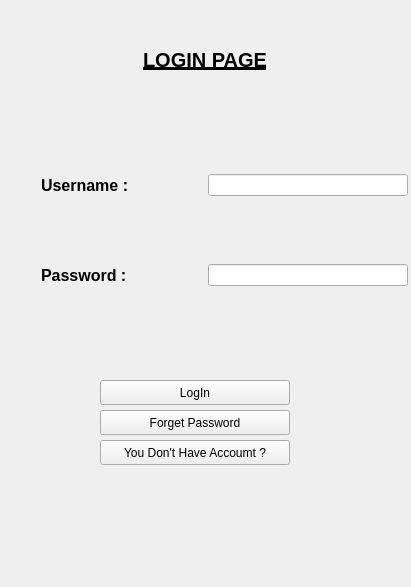
Old version of the form AppCovoiturage/login.ui in the repository MossabMilha/App-Covoiturage.
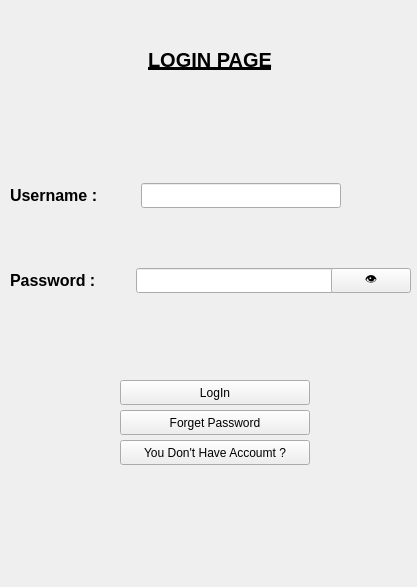
New version of the form.

What changed in the file:
```diff
--- a/AppCovoiturage/login.ui
+++ b/AppCovoiturage/login.ui
@@ -6,7 +6,7 @@
    <rect>
     <x>0</x>
     <y>0</y>
-    <width>411</width>
+    <width>417</width>
     <height>587</height>
    </rect>
   </property>
@@ -16,7 +16,7 @@
   <widget class="QPushButton" name="LoginButton">
    <property name="geometry">
     <rect>
-     <x>100</x>
+     <x>120</x>
      <y>380</y>
      <width>190</width>
      <height>25</height>
@@ -41,7 +41,7 @@
   <widget class="QPushButton" name="ForgetPasswordButton">
    <property name="geometry">
     <rect>
-     <x>100</x>
+     <x>120</x>
      <y>410</y>
      <width>190</width>
      <height>25</height>
@@ -66,9 +66,9 @@
   <widget class="QWidget" name="horizontalLayoutWidget">
    <property name="geometry">
     <rect>
-     <x>0</x>
-     <y>150</y>
-     <width>409</width>
+     <x>10</x>
+     <y>160</y>
+     <width>331</width>
      <height>81</height>
     </rect>
    </property>
@@ -76,7 +76,7 @@
     <property name="bottomMargin">
      <number>10</number>
     </property>
-    <item alignment="Qt::AlignmentFlag::AlignHCenter|Qt::AlignmentFlag::AlignVCenter">
+    <item>
      <widget class="QLabel" name="UsernameLabel">
       <property name="minimumSize">
        <size>
@@ -84,6 +84,18 @@
         <height>0</height>
        </size>
       </property>
+      <property name="maximumSize">
+       <size>
+        <width>200</width>
+        <height>25</height>
+       </size>
+      </property>
+      <property name="sizeIncrement">
+       <size>
+        <width>200</width>
+        <height>25</height>
+       </size>
+      </property>
       <property name="font">
        <font>
         <pointsize>12</pointsize>
@@ -98,7 +110,7 @@
       </property>
      </widget>
     </item>
-    <item alignment="Qt::AlignmentFlag::AlignLeft|Qt::AlignmentFlag::AlignVCenter">
+    <item>
      <widget class="QLineEdit" name="UsernameEntry">
       <property name="enabled">
        <bool>true</bool>
@@ -106,13 +118,13 @@
       <property name="minimumSize">
        <size>
         <width>200</width>
-        <height>0</height>
+        <height>25</height>
        </size>
       </property>
       <property name="maximumSize">
        <size>
-        <width>250</width>
-        <height>16777215</height>
+        <width>200</width>
+        <height>25</height>
        </size>
       </property>
      </widget>
@@ -122,17 +134,17 @@
   <widget class="QWidget" name="horizontalLayoutWidget_3">
    <property name="geometry">
     <rect>
-     <x>0</x>
-     <y>240</y>
-     <width>409</width>
-     <height>81</height>
+     <x>10</x>
+     <y>250</y>
+     <width>401</width>
+     <height>71</height>
     </rect>
    </property>
    <layout class="QHBoxLayout" name="horizontalLayout_3">
     <property name="bottomMargin">
      <number>10</number>
     </property>
-    <item alignment="Qt::AlignmentFlag::AlignHCenter|Qt::AlignmentFlag::AlignVCenter">
+    <item>
      <widget class="QLabel" name="PasswordLabel">
       <property name="minimumSize">
        <size>
@@ -151,13 +163,32 @@
       </property>
      </widget>
     </item>
-    <item alignment="Qt::AlignmentFlag::AlignLeft|Qt::AlignmentFlag::AlignVCenter">
+    <item>
      <widget class="QLineEdit" name="PasswordEntry">
       <property name="minimumSize">
        <size>
         <width>200</width>
-        <height>0</height>
+        <height>25</height>
        </size>
+      </property>
+      <property name="maximumSize">
+       <size>
+        <width>150</width>
+        <height>25</height>
+       </size>
+      </property>
+     </widget>
+    </item>
+    <item>
+     <widget class="QPushButton" name="showpass">
+      <property name="maximumSize">
+       <size>
+        <width>150</width>
+        <height>25</height>
+       </size>
+      </property>
+      <property name="text">
+       <string>👁️</string>
       </property>
      </widget>
     </item>
@@ -166,9 +197,9 @@
   <widget class="QWidget" name="verticalLayoutWidget">
    <property name="geometry">
     <rect>
-     <x>0</x>
+     <x>30</x>
      <y>20</y>
-     <width>411</width>
+     <width>361</width>
      <height>80</height>
     </rect>
    </property>
@@ -192,7 +223,7 @@
   <widget class="QPushButton" name="SignUpButton">
    <property name="geometry">
     <rect>
-     <x>100</x>
+     <x>120</x>
      <y>440</y>
      <width>190</width>
      <height>25</height>
```
